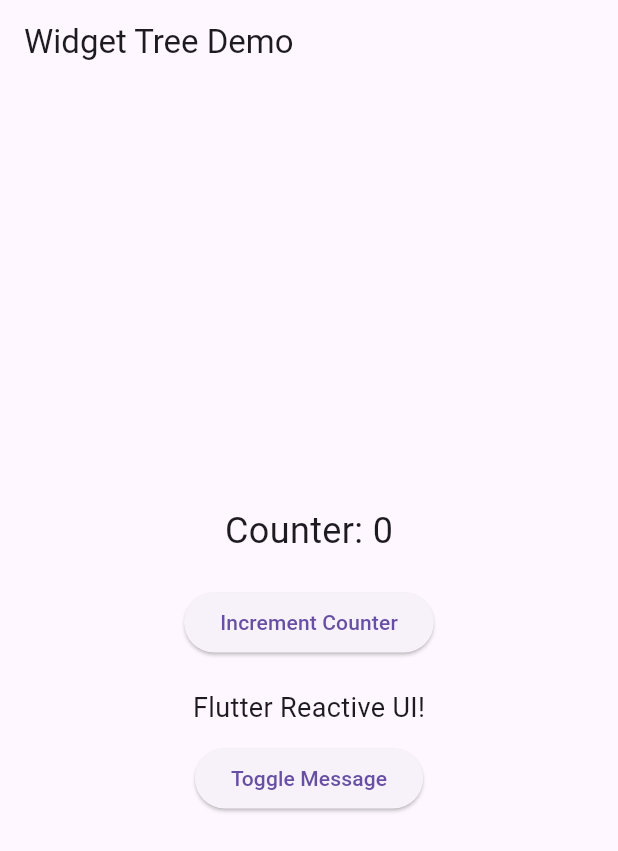
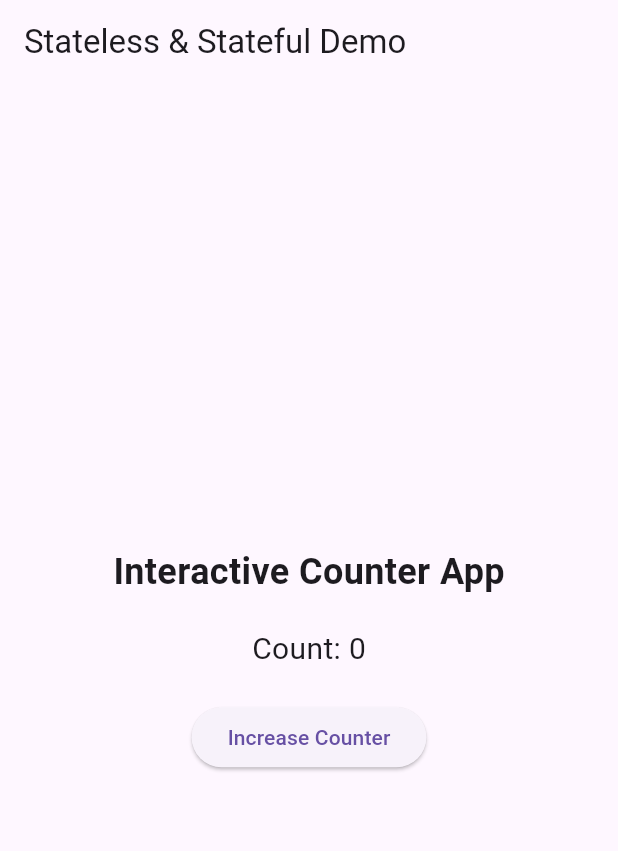
Before and after one commit to kalviumcommunity/S84-0226-Limitless-Flutter-HustleHub, a Flutter app: the screen it shows after launch, on a phone screen of 412 x 824 dp. Shown: the top 851 px of the screen. Run offline on Flutter 3.47's test engine with Material 3 defaults, Android fonts, the phone set to English and light mode, and no system bars.

Commit message:
feat: implemented demo showing stateless and stateful widgets

```diff
--- a/hustlehub/lib/main.dart
+++ b/hustlehub/lib/main.dart
@@ -1,4 +1,5 @@
 import 'package:flutter/material.dart';
+import 'screens/stateless_stateful_demo.dart';
 
 void main() {
   runApp(const HustleHubApp());
@@ -12,7 +13,7 @@ class HustleHubApp extends StatelessWidget {
     return MaterialApp(
       debugShowCheckedModeBanner: false,
       title: 'HustleHub',
-      home: const WidgetTreeDemo(),
+      home: const StatelessStatefulDemo(),
     );
   }
 }
--- /dev/null
+++ b/hustlehub/lib/screens/stateless_stateful_demo.dart
@@ -0,0 +1,72 @@
+import 'package:flutter/material.dart';
+
+class StatelessStatefulDemo extends StatelessWidget {
+  const StatelessStatefulDemo({super.key});
+
+  @override
+  Widget build(BuildContext context) {
+    return Scaffold(
+      appBar: AppBar(title: const Text("Stateless & Stateful Demo")),
+      body: const Center(
+        child: DemoBody(),
+      ),
+    );
+  }
+}
+
+// ------------------ STATELESS WIDGET ------------------
+
+class HeaderWidget extends StatelessWidget {
+  const HeaderWidget({super.key});
+
+  @override
+  Widget build(BuildContext context) {
+    return const Text(
+      "Interactive Counter App",
+      style: TextStyle(fontSize: 24, fontWeight: FontWeight.bold),
+    );
+  }
+}
+
+// ------------------ STATEFUL WIDGET ------------------
+
+class DemoBody extends StatefulWidget {
+  const DemoBody({super.key});
+
+  @override
+  State<DemoBody> createState() => _DemoBodyState();
+}
+
+class _DemoBodyState extends State<DemoBody> {
+  int counter = 0;
+
+  void increment() {
+    setState(() {
+      counter++;
+    });
+  }
+
+  @override
+  Widget build(BuildContext context) {
+    return Column(
+      mainAxisAlignment: MainAxisAlignment.center,
+      children: [
+        const HeaderWidget(), // Stateless Widget
+
+        const SizedBox(height: 20),
+
+        Text(
+          "Count: $counter",
+          style: const TextStyle(fontSize: 20),
+        ),
+
+        const SizedBox(height: 20),
+
+        ElevatedButton(
+          onPressed: increment,
+          child: const Text("Increase Counter"),
+        ),
+      ],
+    );
+  }
+}
```
Also changed, not shown: 1 other file.
